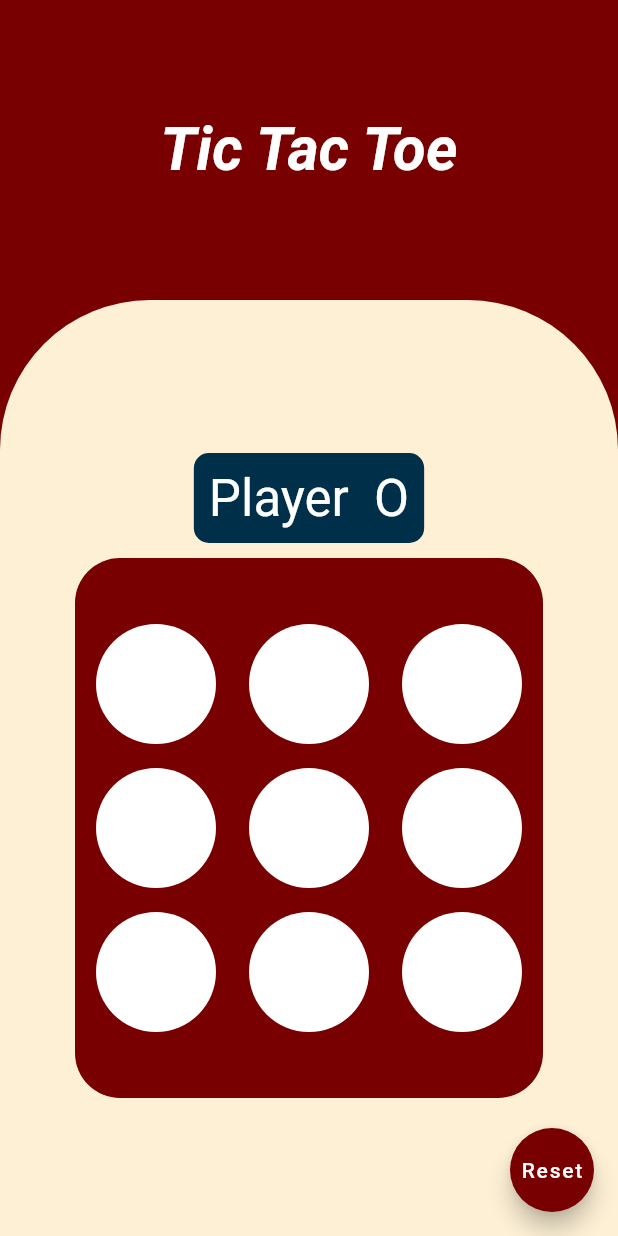
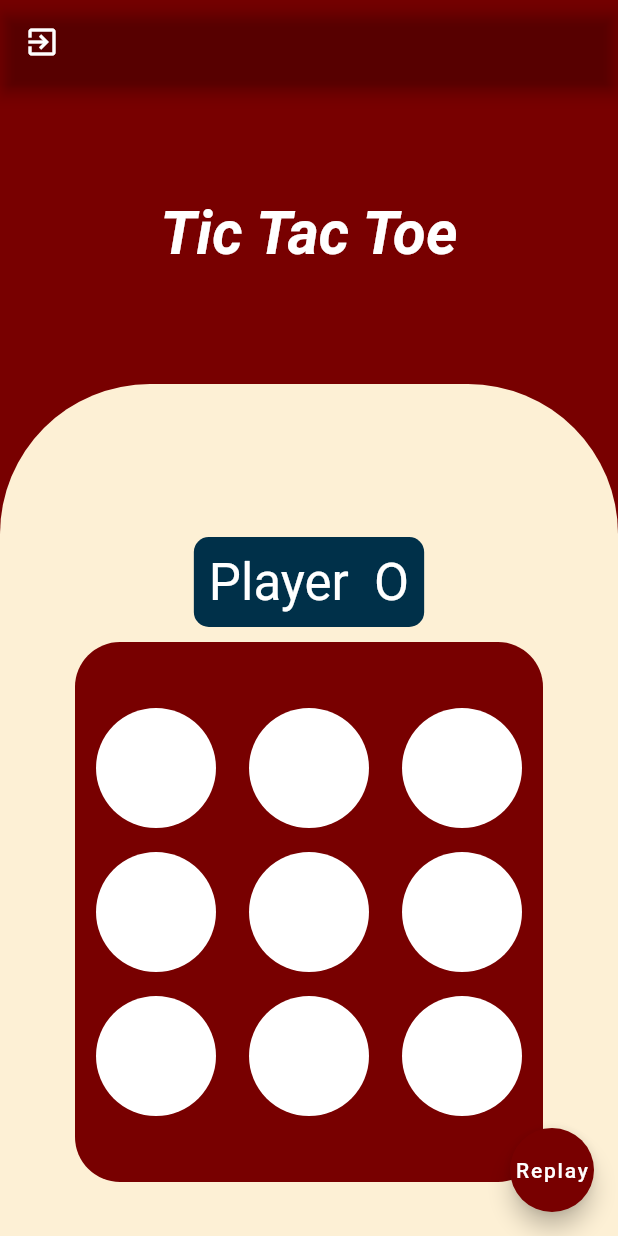
Before and after one commit to krishnatrea/Tictactoe-flutter, a Flutter app: the GameScreen screen opened directly, on a phone screen of 412 x 824 dp. Run offline on Flutter 3.47's test engine with Material 2 defaults, Android fonts, the phone set to English and light mode, and no system bars.

Commit message:
Tic Tac Toe

```diff
--- a/lib/Screens/GameScreen.dart
+++ b/lib/Screens/GameScreen.dart
@@ -1,16 +1,30 @@
 import 'package:flutter/material.dart';
 import 'package:tictactoe/gameclass/gameplay.dart';
 
+import '../gameclass/gameplay.dart';
+
 class GameScreen extends StatefulWidget {
+  final bool isAil;
+
+  const GameScreen({Key key, this.isAil}) : super(key: key);
+
   @override
   _GameScreenState createState() => _GameScreenState();
 }
 
 class _GameScreenState extends State<GameScreen> {
-  var gamepriview = new GamePlay();
   @override
   Widget build(BuildContext context) {
     return Scaffold(
+      appBar: AppBar(
+        backgroundColor: Colors.transparent,
+        leading: IconButton(
+          icon: Icon(Icons.exit_to_app_outlined),
+          onPressed: () {
+            Navigator.of(context).pop();
+          },
+        ),
+      ),
       backgroundColor: Color.fromRGBO(120, 0, 0, 1),
       body: SafeArea(
         child: SingleChildScrollView(
@@ -39,7 +53,9 @@ class _GameScreenState extends State<GameScreen> {
                           topRight: Radius.circular(100)),
                       color: Color.fromRGBO(253, 240, 213, 1),
                     ),
-                    child: gamepriview,
+                    child: GamePlay(
+                      isAi: widget.isAil,
+                    ),
                   ),
                 ],
               ),
@@ -50,9 +66,9 @@ class _GameScreenState extends State<GameScreen> {
       floatingActionButton: FloatingActionButton(
         backgroundColor: Color.fromRGBO(120, 0, 0, 1),
         onPressed: () {
-          gamepriview.gameplaystate.reset();
+          Navigator.of(context).pop();
         },
-        child: Text('Reset'),
+        child: Text('Replay'),
       ),
     );
   }
--- a/lib/gameclass/gameplay.dart
+++ b/lib/gameclass/gameplay.dart
@@ -6,6 +6,9 @@ import 'package:tictactoe/widgets/textShow.dart';
 
 class GamePlay extends StatefulWidget {
   final gameplaystate = _GameplayState();
+  final bool isAi;
+
+  GamePlay({Key key, this.isAi}) : super(key: key);
   @override
   _GameplayState createState() => gameplaystate;
 }
@@ -18,7 +21,6 @@ class _GameplayState extends State<GamePlay> {
   List<double> rotationAngle = [90, 90, 90, 0, 0, 0, -50, 50];
   int rotatingindex;
   int winner;
-  bool isAi = true;
   List<List<double>> positionNo = [
     [-95, 147.0, 285.0],
     [0.0, 147.0, 285.0],
@@ -78,7 +80,7 @@ class _GameplayState extends State<GamePlay> {
   void taped(int i) {
     haveplay(i);
     if (howmanyclicked() != 9) {
-      if (isAi) {
+      if (widget.isAi) {
         haveplay(indexbyAI());
       }
     }
--- a/lib/main.dart
+++ b/lib/main.dart
@@ -10,7 +10,7 @@ void main() {
       // theme: Theme1.base,
       // darkTheme: Theme2.base,
       debugShowCheckedModeBanner: false,
-      home: GameScreen(),
+      home: Home(),
     ),
   );
 }
```
Also changed, not shown: lib/Screens/home.dart (+15 -2 lines).
